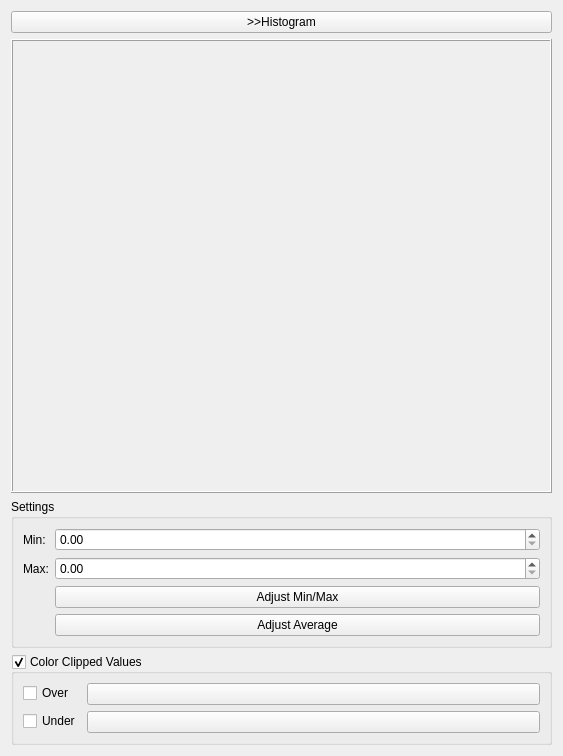
Old version of the form solarviewer/resource/contrast.ui in the repository RobertJaro/solar-viewer.
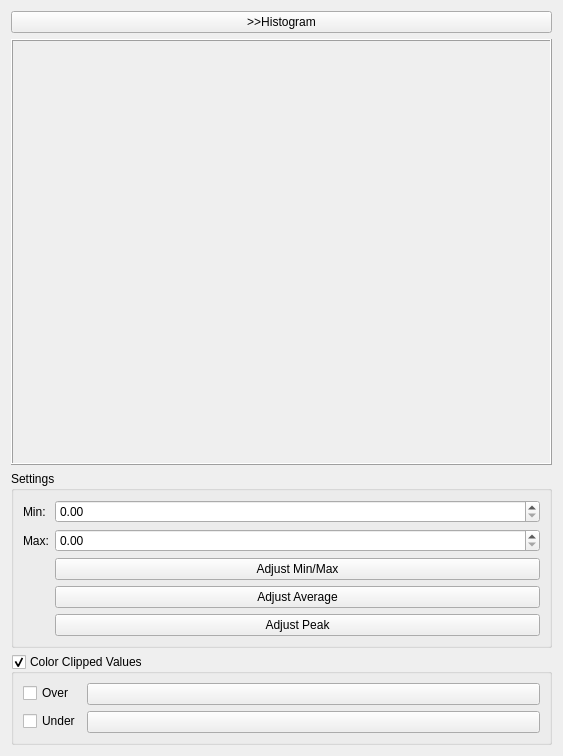
New version of the form. Custom widgets are drawn as their Qt base class.

Commit message: added scroll area to tools, fixed contrast bugs, added contrast adjustment around peak

Diff of the .ui file:
```diff
--- a/solarviewer/resource/contrast.ui
+++ b/solarviewer/resource/contrast.ui
@@ -104,6 +104,13 @@
                                 </property>
                             </widget>
                         </item>
+                        <item row="4" column="1">
+                            <widget class="QPushButton" name="peak_button">
+                                <property name="text">
+                                    <string>Adjust Peak</string>
+                                </property>
+                            </widget>
+                        </item>
                     </layout>
                 </widget>
             </item>
```
The commit also changes 6 other files.
